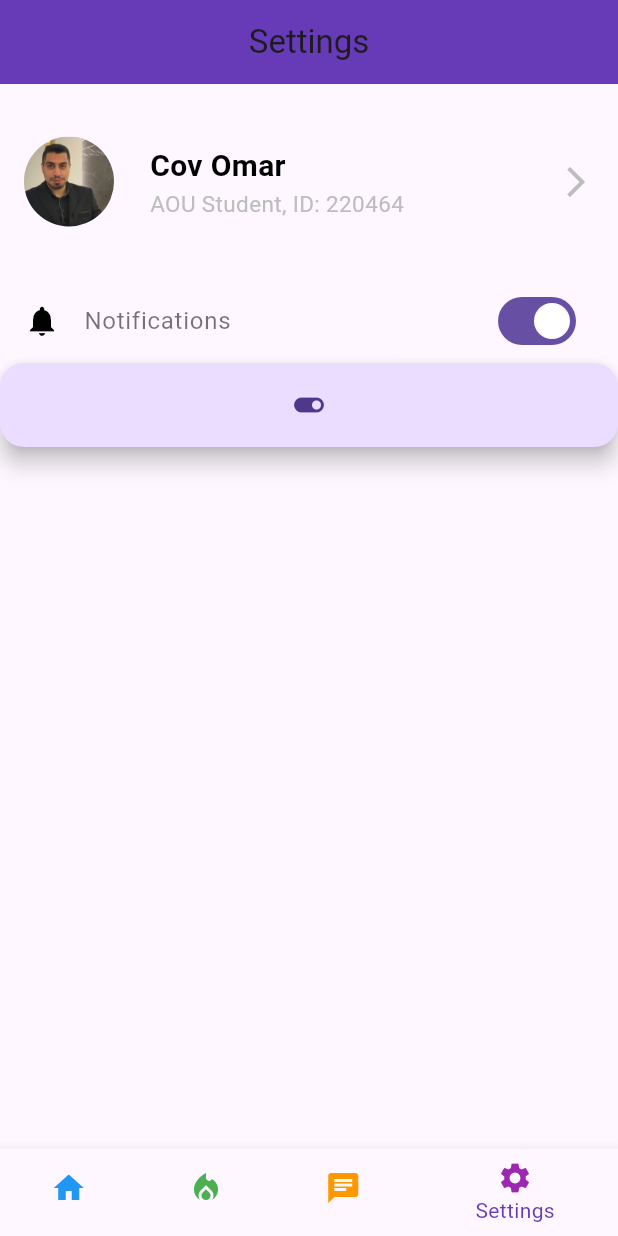
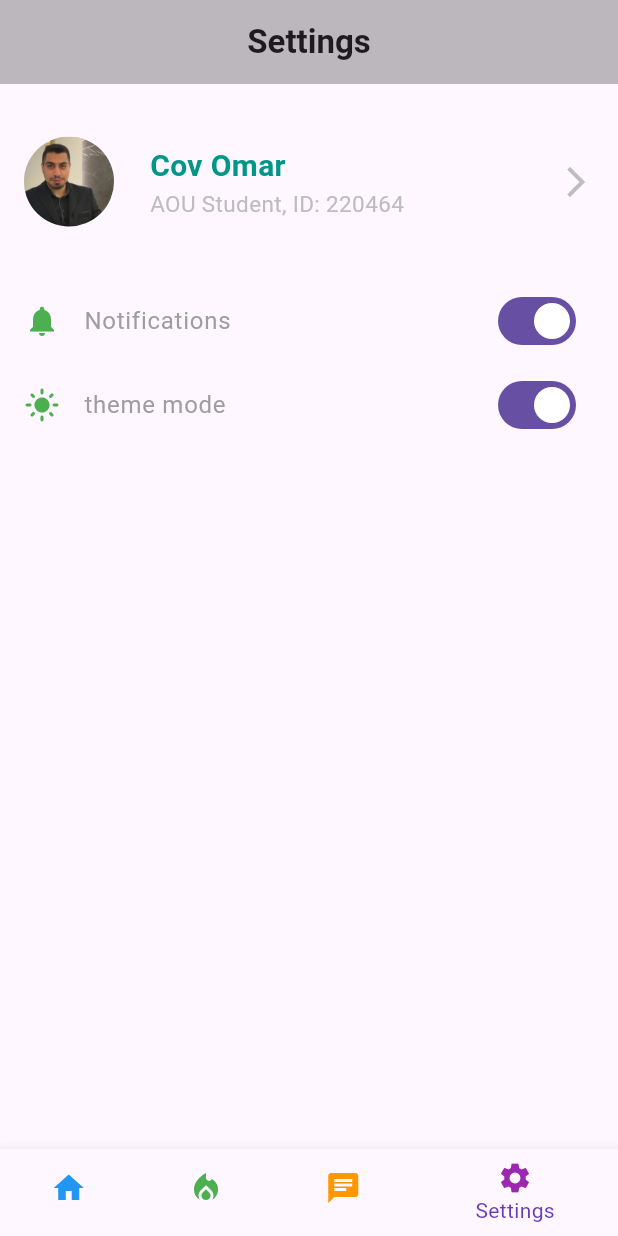
Before and after one commit to hassanmouusahassan/aou_club, a Flutter app: the screen it shows after launch, swiped to page 4, on a phone screen of 412 x 824 dp. Run offline on Flutter 3.47's test engine with Material 3 defaults, Android fonts, the light colour scheme and no system bars; our stand-ins replace image_picker, shared_preferences.

Commit message:
edit of theme and color done

```diff
--- a/lib/screens/club_home_page.dart
+++ b/lib/screens/club_home_page.dart
@@ -17,30 +17,32 @@ List<Club> clubs = [
   Club(
       name: "Sports Club",
       admin: "John Doe",
-      imageUrl: "assets/club-icon-4.jpg"),
+      imageUrl: "assets/sport.jpeg",),
   Club(
       name: "Dance Club",
       admin: "Jane Doe",
-      imageUrl: "assets/club-icon-4.jpg"),
+      imageUrl: "assets/dancing.jpg",),
   Club(
       name: "Music Club",
       admin: "Jane Doe",
-      imageUrl: "assets/club-icon-4.jpg"),
+      imageUrl: "assets/music.jpeg",),
   Club(
-      name: "Omar Club", admin: "Jane Doe", imageUrl: "assets/club-icon-4.jpg"),
+      name: "Omar Club",
+      admin: "Jane Doe",
+      imageUrl: "assets/omar.png",),
   Club(
       name: "Hassan Club",
       admin: "Jane Doe",
-      imageUrl: "assets/club-icon-4.jpg"),
+      imageUrl: "assets/hassan.jpeg"),
   Club(
       name: "Computer Club",
       admin: "Jane Doe",
-      imageUrl: "assets/club-icon-4.jpg"),
+      imageUrl: "assets/computer.jpeg",),
   Club(
       name: "Music Club",
       admin: "Jane Doe",
-      imageUrl: "assets/club-icon-4.jpg"),
-  Club(name: "AI Club", admin: "Jane Doe", imageUrl: "assets/club-icon-4.jpg"),
+      imageUrl: "assets/music.jpeg",),
+  Club(name: "AI Club", admin: "Jane Doe", imageUrl: "assets/ai.jpeg"),
 ];
 
 class ClubsPage extends StatefulWidget {
@@ -79,8 +81,8 @@ class _ClubsPageState extends State<ClubsPage> {
   Widget build(BuildContext context) {
     return Scaffold(
         appBar: AppBar(
-        title: Center(child: Text(_getTitle(_selectedIndex))),
-        backgroundColor: Colors.deepPurple,
+          title: Center(child: Text(_getTitle(_selectedIndex),style: TextStyle(fontWeight: FontWeight.bold),)),
+          backgroundColor: Colors.black26,
         ),
         body: PageView(
           controller: _pageController,
@@ -91,7 +93,7 @@ class _ClubsPageState extends State<ClubsPage> {
           },
           children: [
             _buildClubsList(),
-          const NewsPage(), // Replace with your News Widget
+             NewsPage(), // Replace with your News Widget
             ChatPage(), // Replace with your Chat Widget
             SettingsPage(), // Replace with your Settings Widget
           ],
@@ -122,6 +124,7 @@ class _ClubsPageState extends State<ClubsPage> {
           onTap: _onItemTapped,
         ),
       );
+
   }
 
   Widget _buildClubsList() {
--- a/lib/screens/settings_page.dart
+++ b/lib/screens/settings_page.dart
@@ -32,6 +32,7 @@ class SettingsPage extends StatefulWidget {
 
 class _SettingsPageState extends State<SettingsPage> {
   bool isNotificationsOn = true;
+
   bool isthemeOn = true;
   String userName = 'Cov Omar';
   String userImage = 'assets/omar.png'; // Ensure this path is valid
@@ -51,6 +52,7 @@ class _SettingsPageState extends State<SettingsPage> {
       });
     }
   }
+
 
   void updateProfile(String newName, String newImage) async {
     setState(() {
@@ -115,7 +117,7 @@ class _SettingsPageState extends State<SettingsPage> {
                         Text(
                           userName,
                           style: const TextStyle(
-                            color: Colors.black,
+                            color: Colors.teal,
                             fontWeight: FontWeight.bold,
                             fontSize: 20,
                           ),
@@ -138,22 +140,28 @@ class _SettingsPageState extends State<SettingsPage> {
               children: [
                 SwitchListTile(
                   title: const Text('Notifications',
-                      style: TextStyle(color: Colors.black54)),
+                      style: TextStyle(color: Colors.grey)),
                   value: isNotificationsOn,
                   onChanged: (bool value) {
                     setState(() {
                       isNotificationsOn = value;
                     });
                   },
-                  secondary: Icon(Icons.notifications, color: Colors.black),
+                  secondary: Icon(isNotificationsOn ? Icons.notifications : Icons.notifications_off_rounded, color: Colors.green),
+                ), SwitchListTile(
+                  title: const Text('theme mode',
+                      style: TextStyle(color: Colors.grey)),
+                  value: isthemeOn,
+                  onChanged: (bool value) {
+                    setState(() {
+                      Provider.of<ThemeProvider>(context, listen: false)
+                          .toggleTheme();
+                      isthemeOn = value;
+                    });
+                  },
+                  secondary: Icon(isthemeOn ? Icons.light_mode : Icons.dark_mode, color: Colors.green),
                 ),
-                FloatingActionButton(
-                  onPressed: () {
-                    Provider.of<ThemeProvider>(context, listen: false)
-                        .toggleTheme();
-                  },
-                  child: const Icon(Icons.toggle_on),
-                ),
+
                 // Add more options here as needed
               ],
             ),
```
Lines whose indentation alone changed are shown as unchanged.
